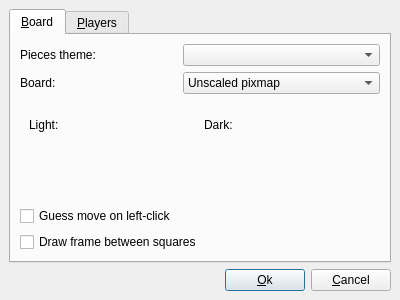
Above: src/gui/preferences.ui from madnight/chessx before the change. Below: the same form after it.
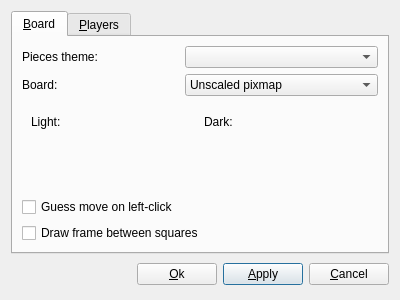
That is the form after the change. The open tabs and pages were chosen to show the change.

Commit message: Apply button for Preferences dialog.

```diff
--- a/src/gui/preferences.ui
+++ b/src/gui/preferences.ui
@@ -16,12 +16,6 @@
    <bool>true</bool>
   </property>
   <layout class="QGridLayout" >
-   <property name="margin" >
-    <number>9</number>
-   </property>
-   <property name="spacing" >
-    <number>6</number>
-   </property>
    <item row="0" column="0" >
     <widget class="QTabWidget" name="tabWidget" >
      <property name="autoFillBackground" >
@@ -38,15 +32,25 @@
        <property name="margin" >
         <number>9</number>
        </property>
-       <property name="spacing" >
+       <property name="topMargin" >
+        <number>9</number>
+       </property>
+       <property name="rightMargin" >
+        <number>9</number>
+       </property>
+       <property name="bottomMargin" >
+        <number>9</number>
+       </property>
+       <property name="horizontalSpacing" >
+        <number>6</number>
+       </property>
+       <property name="verticalSpacing" >
         <number>6</number>
        </property>
        <item row="0" column="1" >
         <widget class="QComboBox" name="pieceThemeCombo" >
          <property name="sizePolicy" >
-          <sizepolicy>
-           <hsizetype>7</hsizetype>
-           <vsizetype>0</vsizetype>
+          <sizepolicy vsizetype="Fixed" hsizetype="Expanding" >
            <horstretch>0</horstretch>
            <verstretch>0</verstretch>
           </sizepolicy>
@@ -93,9 +97,7 @@
        <item row="1" column="1" >
         <widget class="QComboBox" name="boardTypeCombo" >
          <property name="sizePolicy" >
-          <sizepolicy>
-           <hsizetype>7</hsizetype>
-           <vsizetype>0</vsizetype>
+          <sizepolicy vsizetype="Fixed" hsizetype="Expanding" >
            <horstretch>0</horstretch>
            <verstretch>0</verstretch>
           </sizepolicy>
@@ -169,9 +171,7 @@
            <item>
             <widget class="QPushButton" name="boardLightButton" >
              <property name="sizePolicy" >
-              <sizepolicy>
-               <hsizetype>7</hsizetype>
-               <vsizetype>0</vsizetype>
+              <sizepolicy vsizetype="Fixed" hsizetype="Expanding" >
                <horstretch>1</horstretch>
                <verstretch>0</verstretch>
               </sizepolicy>
@@ -194,9 +194,7 @@
            <item>
             <widget class="QPushButton" name="boardDarkButton" >
              <property name="sizePolicy" >
-              <sizepolicy>
-               <hsizetype>7</hsizetype>
-               <vsizetype>0</vsizetype>
+              <sizepolicy vsizetype="Fixed" hsizetype="Expanding" >
                <horstretch>1</horstretch>
                <verstretch>0</verstretch>
               </sizepolicy>
@@ -292,12 +290,6 @@
    </item>
    <item row="1" column="0" >
     <layout class="QHBoxLayout" >
-     <property name="margin" >
-      <number>0</number>
-     </property>
-     <property name="spacing" >
-      <number>6</number>
-     </property>
      <item>
       <spacer>
        <property name="orientation" >
@@ -308,8 +300,8 @@
        </property>
        <property name="sizeHint" >
         <size>
-         <width>345</width>
-         <height>20</height>
+         <width>121</width>
+         <height>29</height>
         </size>
        </property>
       </spacer>
@@ -327,6 +319,19 @@
        </property>
       </widget>
      </item>
+     <item>
+      <widget class="QPushButton" name="applyButton" >
+       <property name="text" >
+        <string>&amp;Apply</string>
+       </property>
+       <property name="shortcut" >
+        <string>Alt+O</string>
+       </property>
+       <property name="default" >
+        <bool>true</bool>
+       </property>
+      </widget>
+     </item>
      <item>
       <widget class="QPushButton" name="cancelButton" >
        <property name="text" >
```
Left out of the diff: 87 changed lines with no effect on the pictures. The commit also changes 4 other files.
